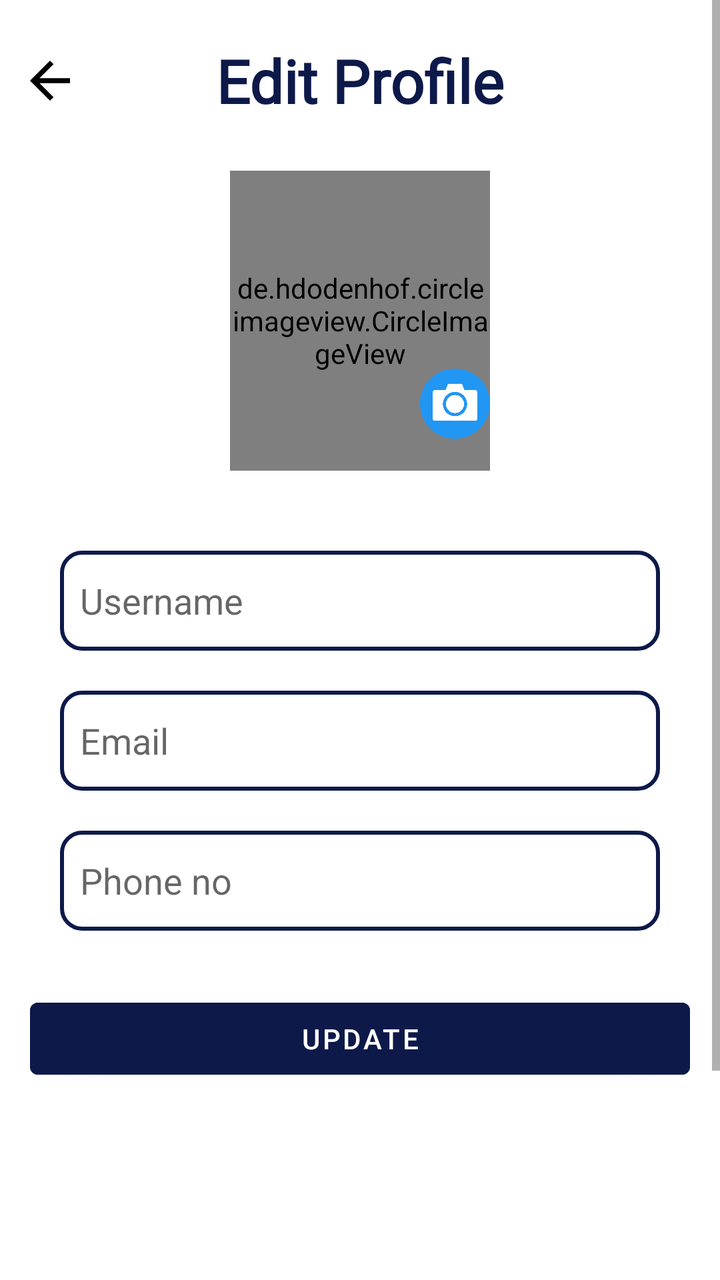
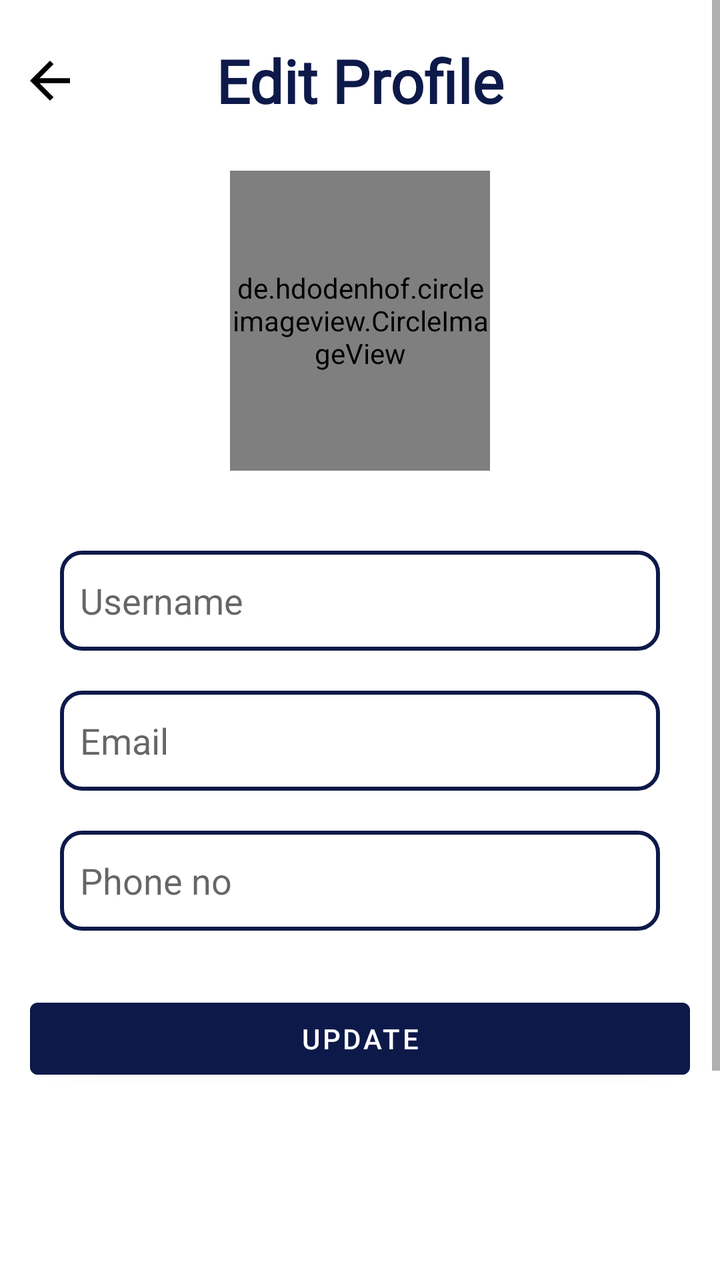

Two renders of the same Android screen: before a commit and after it. Below are the layout's source before the change and the commit's diff.
<!-- AndroidManifest.xml: application theme Theme.UrabanApp -->
<!-- res/layout/activity_editprofile.xml -->
<?xml version="1.0" encoding="utf-8"?>
<androidx.constraintlayout.widget.ConstraintLayout xmlns:android="http://schemas.android.com/apk/res/android"
    xmlns:app="http://schemas.android.com/apk/res-auto"
    xmlns:tools="http://schemas.android.com/tools"
    android:layout_width="match_parent"
    android:layout_height="match_parent"
    android:id="@+id/main"
    tools:context=".activity.EditprofileActivity">

    <ScrollView
        android:layout_width="match_parent"
        android:layout_height="match_parent"
        app:layout_constraintEnd_toEndOf="parent"
        app:layout_constraintStart_toStartOf="parent"
        app:layout_constraintTop_toTopOf="parent">

        <LinearLayout
            android:layout_width="match_parent"
            android:layout_height="match_parent"
            android:orientation="vertical">

            <androidx.constraintlayout.widget.ConstraintLayout
                android:layout_width="match_parent"
                android:layout_height="wrap_content"
                android:layout_marginTop="20dp">

                <ImageView
                    android:id="@+id/arrow"
                    android:layout_width="30dp"
                    android:layout_height="40dp"
                    android:layout_marginStart="10dp"
                    android:src="@drawable/baseline_arrow_back_black"
                    app:layout_constraintBottom_toBottomOf="parent"
                    app:layout_constraintStart_toStartOf="parent"
                    app:layout_constraintTop_toTopOf="parent"/>

                <TextView
                    android:layout_width="match_parent"
                    android:layout_height="wrap_content"
                    android:fontFamily="@font/archivo_medium"
                    android:text="Edit Profile"
                    android:textAlignment="center"
                    android:textColor="@color/primary"
                    android:textSize="30dp"
                    android:textStyle="bold"
                    app:layout_constraintEnd_toEndOf="parent"
                    app:layout_constraintStart_toStartOf="parent"
                    app:layout_constraintTop_toTopOf="parent" />

            </androidx.constraintlayout.widget.ConstraintLayout>

            <androidx.constraintlayout.widget.ConstraintLayout
                android:layout_width="match_parent"
                android:layout_height="wrap_content"
                android:layout_marginTop="25dp">

                
                
                
                
                
                
                
                

                <de.hdodenhof.circleimageview.CircleImageView
                    android:id="@+id/circleprofile"
                    android:layout_width="130dp"
                    android:layout_height="150dp"
                    android:src="@mipmap/profilecolor2"
                    app:layout_constraintBottom_toBottomOf="parent"
                    app:layout_constraintEnd_toEndOf="parent"
                    app:layout_constraintStart_toStartOf="parent"
                    app:layout_constraintTop_toTopOf="parent"
                    tools:ignore="MissingClass" />


                <ImageView
                    android:id="@+id/changeProfilePicture"
                    android:layout_width="35dp"
                    android:layout_height="35dp"
                    android:src="@mipmap/camera"
                    app:layout_constraintBottom_toBottomOf="parent"
                    app:layout_constraintEnd_toEndOf="@+id/circleprofile"
                    app:layout_constraintTop_toTopOf="parent"
                    app:layout_constraintVertical_bias="0.86" />

            </androidx.constraintlayout.widget.ConstraintLayout>

            <LinearLayout
                android:layout_width="match_parent"
                android:layout_height="500dp"
                android:orientation="vertical"
                android:layout_margin="15dp"
                android:layout_marginTop="10dp">

                <EditText
                    android:id="@+id/etuser"
                    android:layout_width="match_parent"
                    android:layout_height="50dp"
                    android:hint="Username"
                    android:padding="10dp"
                    android:background="@drawable/bgcss"
                    android:drawablePadding="10dp"
                    android:layout_marginTop="25dp"
                    android:layout_marginStart="15dp"
                    android:layout_marginEnd="15dp"
                    />



                <EditText
                    android:id="@+id/etmail"
                    android:layout_width="match_parent"
                    android:layout_height="50dp"
                    android:hint="Email"
                    android:padding="10dp"
                    android:background="@drawable/bgcss"
                    android:drawablePadding="10dp"
                    android:layout_marginTop="20dp"
                    android:layout_marginStart="15dp"
                    android:layout_marginEnd="15dp"
                    />

                <EditText
                    android:id="@+id/etmobno"
                    android:layout_width="match_parent"
                    android:layout_height="50dp"
                    android:hint="Phone no"
                    android:inputType="number"
                    android:padding="10dp"
                    android:background="@drawable/bgcss"
                    android:drawablePadding="10dp"
                    android:layout_marginTop="20dp"
                    android:layout_marginStart="15dp"
                    android:layout_marginEnd="15dp"
                    />

                <Button
                    android:id="@+id/btnupdate"
                    android:layout_width="match_parent"
                    android:layout_height="wrap_content"
                    android:layout_marginTop="30dp"
                    android:text="Update"
                    android:backgroundTint="@color/primary"/>

            </LinearLayout>

        </LinearLayout>


    </ScrollView>

</androidx.constraintlayout.widget.ConstraintLayout>
<!-- resources referenced by this layout -->
<resources>
  <color name="primary">#0D1949</color>
  <!-- drawable baseline_arrow_back_black (drawable) -->
  <vector xmlns:android="http://schemas.android.com/apk/res/android" android:autoMirrored="true" android:height="24dp" android:tint="@color/black" android:viewportHeight="24" android:viewportWidth="24" android:width="24dp">
  
        
      <path android:fillColor="@android:color/white" android:pathData="M20,11H7.83l5.59,-5.59L12,4l-8,8 8,8 1.41,-1.41L7.83,13H20v-2z"/>
      
  </vector>
  <!-- drawable bgcss (drawable) -->
  <?xml version="1.0" encoding="utf-8"?>
  <shape xmlns:android="http://schemas.android.com/apk/res/android" android:shape="rectangle">
  
      <stroke
          android:width="2dp"
          android:color="@color/primary"/>
  
      <corners
          android:radius="10dp"/>
  
      <solid
          android:color="@color/white"
          />
  
  </shape>
  <!-- mipmap camera: png bitmap (mipmap-hdpi, 21283 bytes) -->
  <!-- mipmap profilecolor2: png bitmap (mipmap-hdpi, 32174 bytes) -->
  <style name="Theme.UrabanApp" parent="Theme.MaterialComponents.DayNight.NoActionBar">
          
          <item name="colorPrimary">@color/purple_500</item>
          <item name="colorPrimaryVariant">@color/purple_700</item>
          <item name="colorOnPrimary">@color/white</item>
          
          <item name="colorSecondary">@color/teal_200</item>
          <item name="colorSecondaryVariant">@color/teal_700</item>
          <item name="colorOnSecondary">@color/black</item>
          
          <item name="android:statusBarColor">?attr/colorPrimaryVariant</item>
          
      </style>
  <color name="black">#FF000000</color>
  <color name="white">#FFFFFFFF</color>
  <color name="purple_500">#FF6200EE</color>
  <color name="purple_700">#FF3700B3</color>
  <color name="teal_200">#FF03DAC5</color>
  <color name="teal_700">#FF018786</color>
</resources>

<!-- the commit's change to res/layout/activity_editprofile.xml (unified diff, before → after) -->
@@ -75,15 +75,7 @@
                     tools:ignore="MissingClass" />
 
 
-                <ImageView
-                    android:id="@+id/changeProfilePicture"
-                    android:layout_width="35dp"
-                    android:layout_height="35dp"
-                    android:src="@mipmap/camera"
-                    app:layout_constraintBottom_toBottomOf="parent"
-                    app:layout_constraintEnd_toEndOf="@+id/circleprofile"
-                    app:layout_constraintTop_toTopOf="parent"
-                    app:layout_constraintVertical_bias="0.86" />
+
 
             </androidx.constraintlayout.widget.ConstraintLayout>
 
<!-- resource entries referenced after the edit -->
@@ -24,7 +24,6 @@
           />
   
   </shape>
-  <!-- mipmap camera: png bitmap (mipmap-hdpi, 21283 bytes) -->
   <!-- mipmap profilecolor2: png bitmap (mipmap-hdpi, 32174 bytes) -->
   <style name="Theme.UrabanApp" parent="Theme.MaterialComponents.DayNight.NoActionBar">
           
